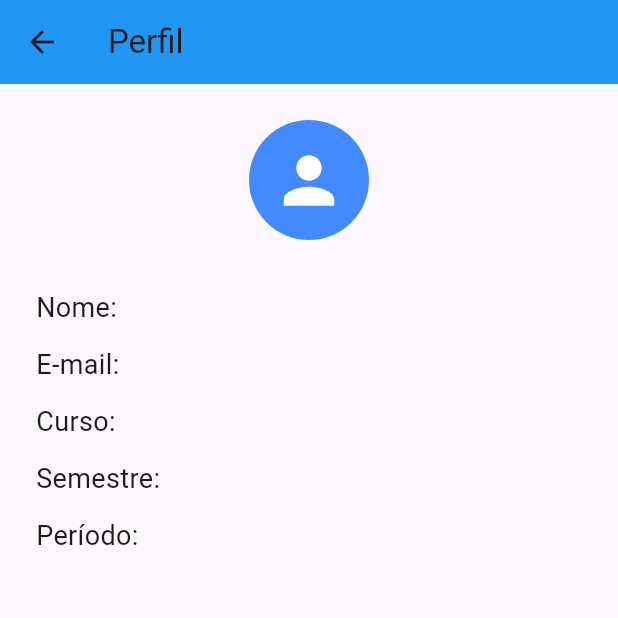
After one commit to ThiagoNogueira2/App-Mobile-Web, a Flutter app: the PerfilPage screen opened by its route, on a phone screen of 412 x 824 dp, the top half of it. The commit adds this screen. Run offline on Flutter 3.47's test engine with Material 3 defaults, Android fonts, the phone set to English and light mode, and no system bars; our stand-ins replace flutter_svg, lottie, supabase_flutter; accounts and stored records are empty.

Commit message:
Aprimorando informações no perfil do usuário

```diff
--- /dev/null
+++ b/lib/pages/perfil_page.dart
@@ -0,0 +1,94 @@
+import 'package:flutter/material.dart';
+import 'package:supabase_flutter/supabase_flutter.dart';
+
+class PerfilPage extends StatefulWidget {
+  const PerfilPage({super.key});
+
+  @override
+  State<PerfilPage> createState() => _PerfilPageState();
+}
+
+class _PerfilPageState extends State<PerfilPage> {
+  String nome = '';
+  String email = '';
+  String curso = '';
+  String semestre = '';
+  String periodo = '';
+  bool carregando = true;
+
+  @override
+  void initState() {
+    super.initState();
+    carregarDadosPerfil();
+  }
+
+  Future<void> carregarDadosPerfil() async {
+    final supabase = Supabase.instance.client;
+    final user = supabase.auth.currentUser;
+    if (user == null) return;
+
+    final data =
+        await supabase
+            .from('users')
+            .select('nome, email, curso, semestre, periodo')
+            .eq('id', user.id) // ou 'uid' se sua tabela usar 'uid'
+            .single();
+
+    setState(() {
+      nome = data['nome'] ?? '';
+      email = data['email'] ?? '';
+      curso = data['curso'] ?? '';
+      semestre = data['semestre']?.toString() ?? '';
+      periodo = data['periodo'] ?? '';
+      carregando = false;
+    });
+  }
+
+  @override
+  Widget build(BuildContext context) {
+    return Scaffold(
+      appBar: AppBar(title: const Text('Perfil'), backgroundColor: Colors.blue),
+      body:
+          carregando
+              ? const Center(child: CircularProgressIndicator())
+              : Padding(
+                padding: const EdgeInsets.all(24),
+                child: Column(
+                  crossAxisAlignment: CrossAxisAlignment.start,
+                  children: [
+                    const Center(
+                      child: CircleAvatar(
+                        radius: 40,
+                        backgroundColor: Colors.blueAccent,
+                        child: Icon(
+                          Icons.person,
+                          size: 50,
+                          color: Colors.white,
+                        ),
+                      ),
+                    ),
+                    const SizedBox(height: 32),
+                    Text('Nome: $nome', style: const TextStyle(fontSize: 18)),
+                    const SizedBox(height: 12),
+                    Text(
+                      'E-mail: $email',
+                      style: const TextStyle(fontSize: 18),
+                    ),
+                    const SizedBox(height: 12),
+                    Text('Curso: $curso', style: const TextStyle(fontSize: 18)),
+                    const SizedBox(height: 12),
+                    Text(
+                      'Semestre: $semestre',
+                      style: const TextStyle(fontSize: 18),
+                    ),
+                    const SizedBox(height: 12),
+                    Text(
+                      'Período: $periodo',
+                      style: const TextStyle(fontSize: 18),
+                    ),
+                  ],
+                ),
+              ),
+    );
+  }
+}
--- a/lib/pages/register_page.dart
+++ b/lib/pages/register_page.dart
@@ -91,6 +91,20 @@ class _RegisterPageState extends State<RegisterPage> {
         );
         return;
       }
+
+      final supabase = Supabase.instance.client;
+
+      // INSIRA O USUÁRIO NA TABELA USERS
+      await supabase
+          .from('users')
+          .update({
+            'nome': nome,
+            'email': email,
+            'curso': curso,
+            'semestre': semestre,
+            'periodo': periodo,
+          })
+          .eq('id', user.id);
 
       // Deslogar usuário após o cadastro
       await Supabase.instance.client.auth.signOut();
--- a/lib/routes/routes.dart
+++ b/lib/routes/routes.dart
@@ -3,6 +3,7 @@ import '../pages/welcome_page.dart';
 import '../pages/login_pages.dart';
 import '../pages/register_page.dart';
 import '../pages/home_pages.dart';
+import '../pages/perfil_page.dart'; // Adicione esta linha
 
 //Criando as rotas para chamar elas, em ocasioes especificas dentro do app
 class AppRoutes {
@@ -10,11 +11,13 @@ class AppRoutes {
   static const String login = '/login';
   static const String register = '/register';
   static const String home = '/home';
+  static const String perfil = '/perfil';
 
   static Map<String, WidgetBuilder> routes = {
     welcome: (context) => const WelcomePage(),
     login: (context) => const LoginPage(),
     register: (context) => const RegisterPage(),
     home: (context) => const PaginaInicial(),
+    perfil: (context) => const PerfilPage(), // Sem parâmetros!
   };
 }
```
Also changed, not shown: lib/pages/buscarsala_page.dart (added, +452 -0 lines), lib/pages/home_pages.dart (+27 -16 lines), 2 other files.
